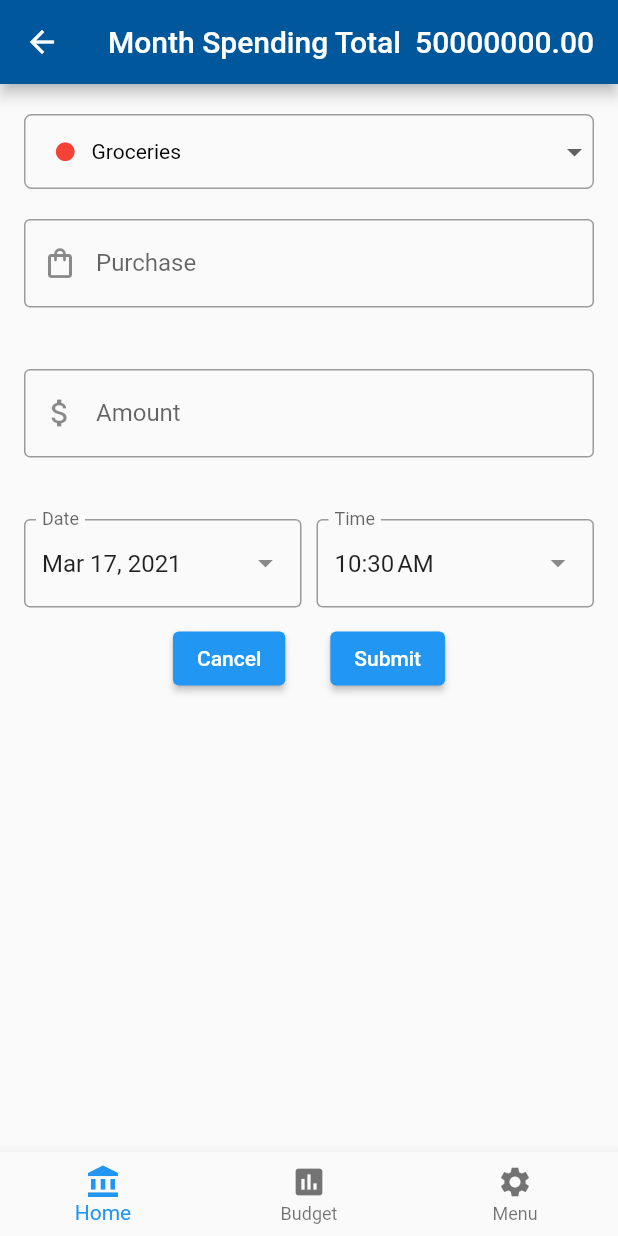
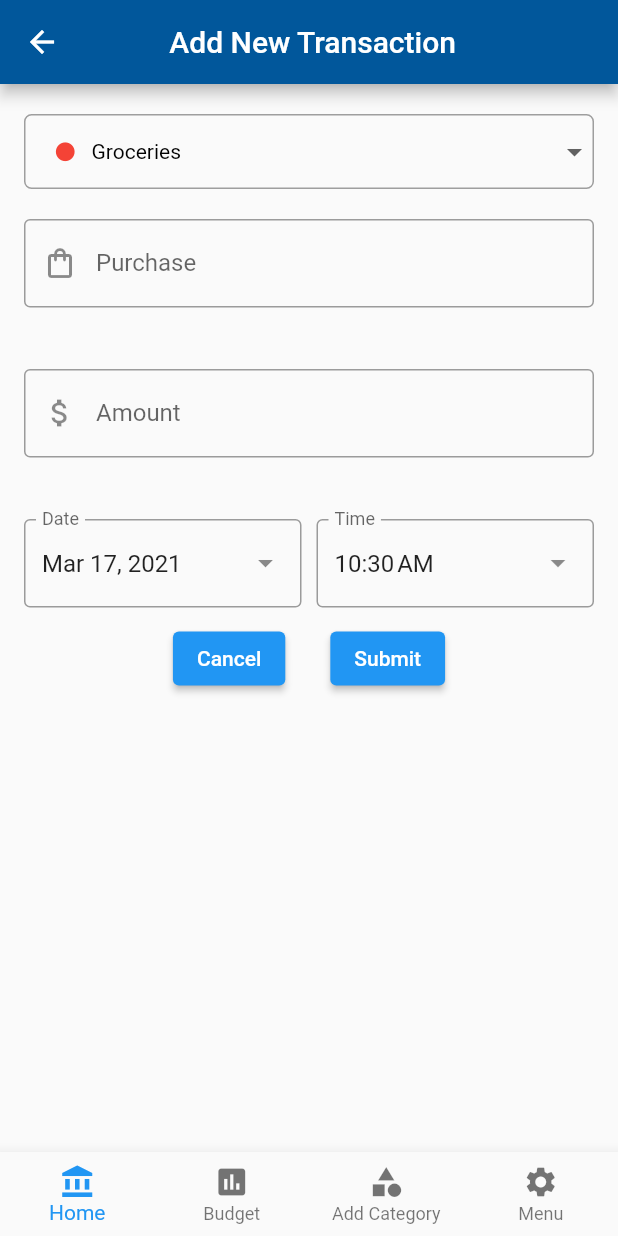
Before and after one commit to KirbyNguyen/budget, a Flutter app: the screen it shows once a user with an empty profile is signed in, after a tap on the "add" icon, on a phone screen of 412 x 824 dp. Run offline on Flutter 3.47's test engine with Material 2 defaults, Android fonts, the phone set to English and light mode, and no system bars; our stand-ins replace cloud_firestore, firebase_auth, firebase_core, flutter_colorpicker; accounts and stored records are empty.

Commit message:
AddNewCategory page, color picker unfinished

```diff
--- a/lib/models/AppFlow.dart
+++ b/lib/models/AppFlow.dart
@@ -1,6 +1,7 @@
 import 'package:budget/pages/budget/BudgetPage.dart';
 import 'package:budget/pages/menu/MenuPage.dart';
 import 'package:budget/pages/transaction/TransactionPage.dart';
+import 'package:budget/pages/category/AddNewCategoryPage.dart';
 import 'package:flutter/material.dart';
 import 'package:flutter/widgets.dart';
 
@@ -36,6 +37,12 @@ final List<AppFlow> appFlows = [
     navigatorKey: GlobalKey<NavigatorState>(),
   ),
   AppFlow(
+    title: 'Add Category',
+    iconData: Icons.category,
+    page: AddNewCategoryPage(),
+    navigatorKey: GlobalKey<NavigatorState>(),
+  ),
+  AppFlow(
     title: 'Menu',
     iconData: Icons.settings,
     page: MenuPage(),
--- a/lib/pages/HomePage.dart
+++ b/lib/pages/HomePage.dart
@@ -37,6 +37,7 @@ class _HomePageState extends State<HomePage> {
         bottomNavigationBar: BottomNavigationBar(
           // Colors changed based on choice
           currentIndex: _currentBarIndex,
+          type: BottomNavigationBarType.fixed,
           // Mapp the pages to the bottom bar
           items: appFlows
               .map(
--- /dev/null
+++ b/lib/pages/category/AddNewCategoryPage.dart
@@ -0,0 +1,336 @@
+import 'package:flutter/material.dart';
+// import '../transaction/list_item.dart';
+
+class AddNewCategoryPage extends StatefulWidget {
+  @override
+  _AddNewCategoryPageState createState() => _AddNewCategoryPageState();
+}
+
+class _AddNewCategoryPageState extends State<AddNewCategoryPage> {
+  final _formKey = GlobalKey<FormState>();
+  final List<Color> _defaultColors = [
+    Colors.red,
+    Colors.pink,
+    Colors.purple,
+    Colors.deepPurple,
+    Colors.indigo,
+    Colors.blue,
+    Colors.lightBlue,
+    Colors.cyan,
+    Colors.teal,
+    Colors.green,
+    // Colors.lightGreen,
+    // Colors.lime,
+    // Colors.yellow,
+    // Colors.amber,
+    // Colors.orange,
+    // Colors.deepOrange,
+    // Colors.brown,
+    // Colors.grey,
+    // Colors.blueGrey,
+    // Colors.black,
+  ];
+  Color _color;
+
+  validate(String value) {
+    if (value.isEmpty) {
+      return 'Please enter some thing';
+    }
+    return null;
+  }
+
+  AlertDialog getColorPicker(BuildContext _) {
+    return AlertDialog(
+      title: Text('hello'),
+    );
+  }
+
+  Future<void> _openDialog() async {
+    Color newColor = await showDialog(
+        context: context,
+        builder: (BuildContext context) {
+          return SimpleDialog(
+            title: const Text("Select a Color"),
+            children: _defaultColors
+                .map(
+                  (color) => SimpleDialogOption(
+                    child: Icon(
+                      Icons.circle,
+                      color: color,
+                    ),
+                    onPressed: () {
+                      Navigator.pop(context, color);
+                    },
+                  ),
+                )
+                .toList(),
+            // children: <Widget>[
+            //   SimpleDialogOption(
+            //     onPressed: () {
+            //       Navigator.pop(context, Movies.CaptainMarvel);
+            //     },
+            //     child: const Text("Captain Marvel"),
+            //   ),
+            //   SimpleDialogOption(
+            //     onPressed: () {
+            //       Navigator.pop(context, Movies.Shazam);
+            //     },
+            //     child: const Text("Shazam"),
+            //   ),
+            // ],
+          );
+        });
+    setState(() {
+      _color = newColor;
+    });
+    // switch (await showDialog(
+    //     context: context,
+    //     builder: (BuildContext context) {
+    //       return SimpleDialog(
+    //         title: const Text("Select a Color"),
+    //         children: _defaultColors
+    //             .map(
+    //               (color) => SimpleDialogOption(
+    //                 child: Icon(
+    //                   Icons.circle,
+    //                   color: color,
+    //                 ),
+    //                 onPressed: () {
+    //                   Navigator.pop(context, color);
+    //                 },
+    //               ),
+    //             )
+    //             .toList(),
+    //         // children: <Widget>[
+    //         //   SimpleDialogOption(
+    //         //     onPressed: () {
+    //         //       Navigator.pop(context, Movies.CaptainMarvel);
+    //         //     },
+    //         //     child: const Text("Captain Marvel"),
+    //         //   ),
+    //         //   SimpleDialogOption(
+    //         //     onPressed: () {
+    //         //       Navigator.pop(context, Movies.Shazam);
+    //         //     },
+    //         //     child: const Text("Shazam"),
+    //         //   ),
+    //         // ],
+    //       );
+    //     })) {
+
+    //   // case Movies.CaptainMarvel:
+    //   //   print("Captain Marvel selected");
+    //   //   break;
+    //   // case Movies.Shazam:
+    //   //   print("Shazam selected");
+    //   //   break;
+    // }
+  }
+
+  @override
+  void initState() {
+    super.initState();
+    _color = _defaultColors[0];
+    print('NewTransactionPage->initState() ran ');
+  }
+
+  @override
+  Widget build(BuildContext context) {
+    print('AddNewCategoryPage->build() ran');
+    // getData();
+    return Scaffold(
+      appBar: AppBar(
+        backgroundColor: Colors.lightBlue[900],
+        title: Row(
+          children: [
+            Expanded(
+              flex: 8,
+              child: Text(
+                'Add New Category',
+                textAlign: TextAlign.center,
+              ),
+            ),
+          ],
+        ),
+      ),
+      body: SafeArea(
+        child: SingleChildScrollView(
+          child: GestureDetector(
+            onTap: () {
+              FocusScope.of(context).unfocus();
+            },
+            child: Form(
+              key: _formKey,
+              child: Column(
+                crossAxisAlignment: CrossAxisAlignment.start,
+                children: <Widget>[
+                  SizedBox(height: 20.0),
+                  Padding(
+                    padding: const EdgeInsets.symmetric(
+                      vertical: 10.0,
+                      horizontal: 16.0,
+                    ),
+                    child: SizedBox(
+                      height: 80.0,
+                      child: TextFormField(
+                        decoration: InputDecoration(
+                          prefixIcon: Icon(Icons.category),
+                          // hintText: 'Purchase',
+                          border: OutlineInputBorder(),
+                          labelText: 'New Category',
+                        ),
+                        textInputAction: TextInputAction.next,
+                        validator: (value) => validate(value),
+                      ),
+                    ),
+                  ),
+                  Padding(
+                    padding: const EdgeInsets.symmetric(
+                      vertical: 10.0,
+                      horizontal: 16.0,
+                    ),
+                    child: SizedBox(
+                      height: 80.0,
+                      child: TextFormField(
+                        keyboardType: TextInputType.number,
+                        decoration: InputDecoration(
+                          prefixIcon: Icon(
+                            Icons.attach_money,
+                          ),
+                          border: OutlineInputBorder(),
+                          labelText: 'Budget Amount',
+                        ),
+                        textInputAction: TextInputAction.next,
+                        // validator: (value) {
+                        //   try {
+                        //     double val = double.parse(value);
+                        //     assert(val is double);
+                        //     // amount = val;
+                        //   } on FormatException catch (e) {
+                        //     print(e);
+                        //     return "Must enter a number";
+                        //   }
+                        //   return null;
+                        // },
+                      ),
+                    ),
+                  ),
+                  Padding(
+                    padding: const EdgeInsets.symmetric(
+                      vertical: 10.0,
+                      horizontal: 16.0,
+                    ),
+                    child: Row(
+                      children: [
+                        Expanded(
+                          flex: 8,
+                          child: Container(),
+                        ),
+                        Expanded(
+                          flex: 3,
+                          child: TextField(
+                            // controller: _dateEditingController,
+                            decoration: InputDecoration(
+                              // hintText: DateFormat('MM-dd-yyyy')
+                              //     .format(_selectedDate),
+                              prefixIcon: Icon(
+                                Icons.circle,
+                                color: _color,
+                              ),
+                              border: OutlineInputBorder(),
+                              labelText: 'Color',
+                              suffixIcon: Icon(
+                                Icons.arrow_drop_down,
+                              ),
+                            ),
+                            textInputAction: TextInputAction.next,
+                            readOnly: true,
+                            onTap: () {
+                              _openDialog();
+                            },
+                            // onTap: () {
+                            // showDialog(
+                            //   context: context,
+                            //   builder: (_) => AlertDialog(
+                            //     title: Text('hello'),
+                            //   ),
+                            // );
+                            // _selectDate(context);
+                            // },
+                          ),
+                        ),
+                        // SizedBox(width: 10.0),
+                        // Expanded(
+                        //   child: TextField(
+                        //     // controller: _timeEditingController,
+                        //     decoration: InputDecoration(
+                        //       border: OutlineInputBorder(),
+                        //       labelText: 'Time',
+                        //       suffixIcon: Icon(
+                        //         Icons.arrow_drop_down,
+                        //       ),
+                        //     ),
+                        //     textInputAction: TextInputAction.next,
+                        //     readOnly: true,
+                        //     onTap: () {
+                        //       // _selectTime(context);
+                        //     },
+                        //   ),
+                        // ),
+                      ],
+                    ),
+                  ),
+                  Center(
+                    child: Row(
+                      mainAxisAlignment: MainAxisAlignment.center,
+                      children: [
+                        ElevatedButton(
+                          onPressed: () {
+                            // Navigator.pop(context);
+                          },
+                          child: Text('Cancel'),
+                        ),
+                        SizedBox(
+                          width: 30.0,
+                        ),
+                        ElevatedButton(
+                          onPressed: () async {
+                            // Validate returns true if the form is valid, or false
+                            // otherwise.
+                            if (_formKey.currentState.validate()) {
+                              // If the form is valid, display a Snackbar.
+                              ScaffoldMessenger.of(context).showSnackBar(
+                                  SnackBar(content: Text('Processing Data')));
+                              // print(_selectedDate.toString());
+                              // await _transaction.setTransaction(
+                              //     user.uid,
+                              //     categories[currentCategory][0],
+                              //     amount,
+                              //     _selectedDate,
+                              //     _time);
+                              // Navigator.pop(context);
+                            }
+                          },
+                          child: Text('Submit'),
+                        ),
+                      ],
+                    ),
+                  ),
+                ],
+              ),
+            ),
+          ),
+        ),
+      ),
+    );
+  }
+}
+
+class ColorPicker extends StatelessWidget {
+  @override
+  Widget build(BuildContext context) {
+    return Container(
+      child: Text('hello'),
+    );
+  }
+}
--- a/lib/pages/transaction/NewTransactionPage.dart
+++ b/lib/pages/transaction/NewTransactionPage.dart
@@ -18,7 +18,7 @@ class MyCustomFormState extends State<MyCustomForm> {
   TransactionDatabaseServices _transaction = TransactionDatabaseServices();
   String purchase;
   double amount;
-  DateTime datetime;
+  // DateTime datetime;
   int currentCategory = 0;
   Map<int, List> categories = {
     0: ['Groceries', Colors.red],
@@ -49,7 +49,7 @@ class MyCustomFormState extends State<MyCustomForm> {
           currentCategory = newValue;
         });
       },
-      items: <int>[0, 1, 2, 3].map<DropdownMenuItem<int>>((int value) {
+      items: categories.keys.toList().map<DropdownMenuItem<int>>((int value) {
         return DropdownMenuItem<int>(
           value: value,
           child: Row(
@@ -212,19 +212,23 @@ class MyCustomFormState extends State<MyCustomForm> {
         title: Row(
           children: [
             Expanded(
-              flex: 8,
+              flex: 16,
               child: Text(
-                'Month Spending Total',
-                textAlign: TextAlign.left,
+                'Add New Transaction',
+                textAlign: TextAlign.center,
               ),
             ),
             Expanded(
-              flex: 5,
-              child: Text(
-                '50000000.00',
-                textAlign: TextAlign.right,
-              ),
-            ),
+              flex: 3,
+              child: Container(),
+            )
+            // Expanded(
+            //   flex: 5,
+            //   child: Text(
+            //     '50000000.00',
+            //     textAlign: TextAlign.right,
+            //   ),
+            // ),
           ],
         ),
       ),
```
Also changed, not shown: lib/pages/category/CategoryPage.dart (added, +20 -0 lines), lib/pages/transaction/AllTransactionPage.dart (+15 -15 lines), lib/pages/transaction/TransactionPage.dart (+14 -38 lines).
